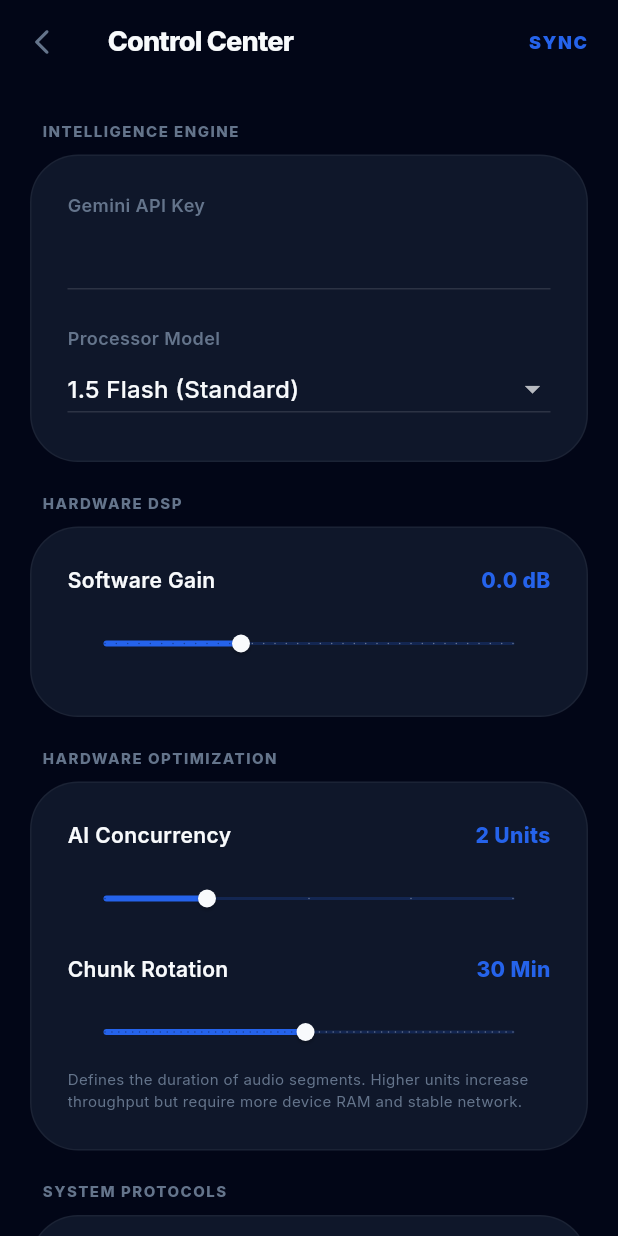
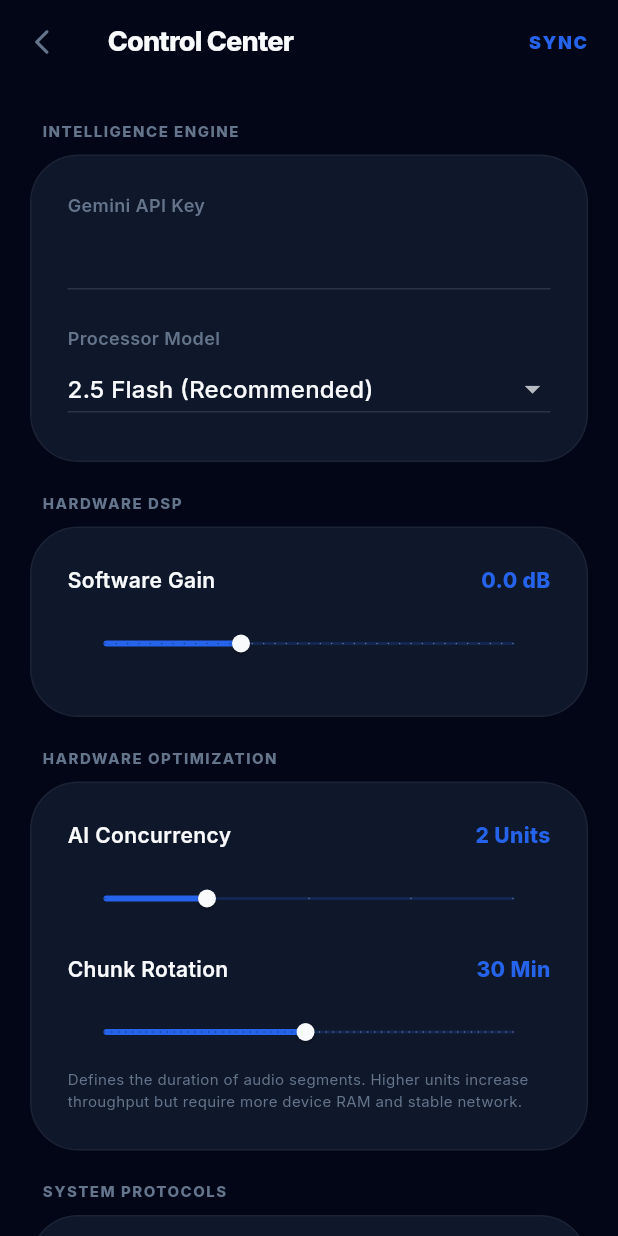
Before and after one commit to zihaaaad/EchoScript, a Flutter app: the SettingsPage screen opened directly, on a phone screen of 412 x 824 dp. Run offline on Flutter 3.47's test engine with Material 3 defaults, Android fonts, the light colour scheme and no system bars; our stand-ins replace dio, flutter_riverpod, flutter_secure_storage, google_fonts, google_generative_ai, isar and 5 more; missing offline and left inert: flutter_background_service, flutter_sound; accounts and stored records are empty; generated files the repository leaves out were written again.

Commit message:
Upgrade: AI Engine to Gemini 2.5/3.1 Stable Models (2026 Standards)

```diff
--- a/lib/features/settings/domain/models/app_settings.dart
+++ b/lib/features/settings/domain/models/app_settings.dart
@@ -7,7 +7,7 @@ class AppSettings {
   Id id = 0; // Singleton pattern for settings
 
   // Gemini API Key is stored in FlutterSecureStorage for security
-  String geminiModel = 'gemini-1.5-flash';
+  String geminiModel = 'gemini-2.5-flash';
   double audioGainDb = 0.0;
   String systemPrompt = 'Transcribe the following audio precisely.';
   bool isRecordingActive = false;
--- a/lib/features/settings/presentation/pages/settings_page.dart
+++ b/lib/features/settings/presentation/pages/settings_page.dart
@@ -19,7 +19,7 @@ class _SettingsPageState extends ConsumerState<SettingsPage> {
   double _gain = 0.0;
   int _concurrency = 2;
   int _chunkDuration = 30;
-  String _model = 'gemini-1.5-flash';
+  String _model = 'gemini-2.5-flash';
   String _appVersion = '';
 
   @override
@@ -262,8 +262,9 @@ class _SettingsPageState extends ConsumerState<SettingsPage> {
           underline: Container(height: 1, color: Colors.white12),
           dropdownColor: AppTheme.surface,
           items: const [
-            DropdownMenuItem(value: 'gemini-1.5-flash', child: Text('1.5 Flash (Standard)')),
-            DropdownMenuItem(value: 'gemini-1.5-pro', child: Text('1.5 Pro (Advanced)')),
+            DropdownMenuItem(value: 'gemini-2.5-flash', child: Text('2.5 Flash (Recommended)')),
+            DropdownMenuItem(value: 'gemini-2.5-pro', child: Text('2.5 Pro (Deep Reasoning)')),
+            DropdownMenuItem(value: 'gemini-3.1-flash-lite', child: Text('3.1 Flash-Lite (Fastest)')),
           ],
           onChanged: onChanged,
         ),
```
